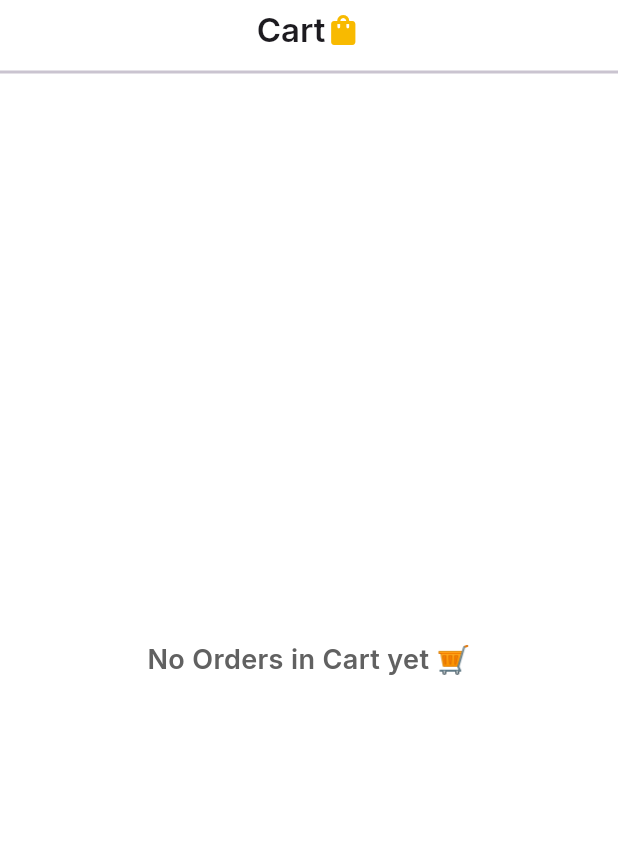
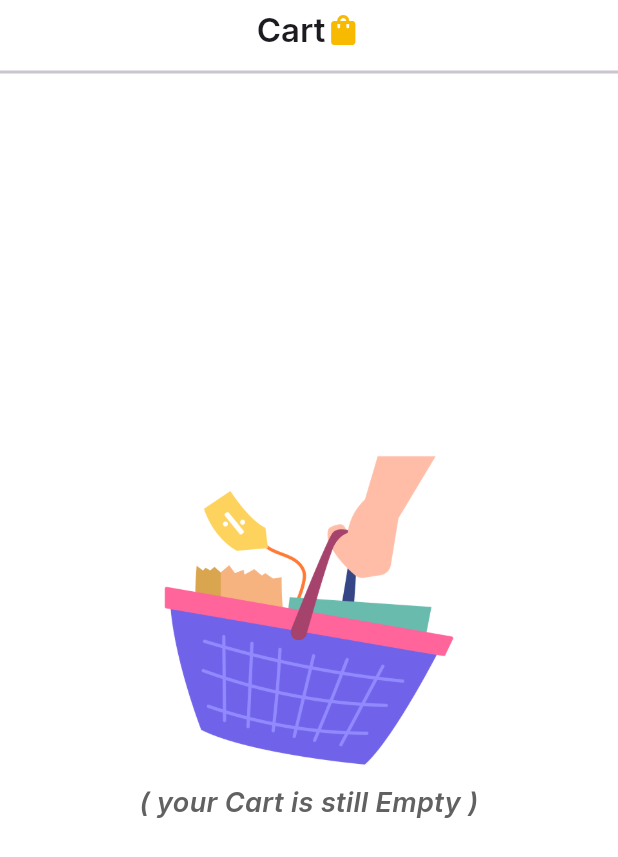
Before and after one commit to FrancescoSallia/Yko-s-BBQ-Chicken, a Flutter app: the CartPage screen opened directly, on a phone screen of 412 x 824 dp. Shown: the top 857 px of the screen. Run offline on Flutter 3.47's test engine with Material 3 defaults, Android fonts, the phone set to English and light mode, and no system bars; our stand-ins replace cloud_firestore, firebase_auth, firebase_core, flutter_dash, google_fonts, logger and 1 more; missing offline and left inert: animated_snack_bar, flutter_floating_bottom_bar, flutter_icon_snackbar; accounts and stored records are empty.

Commit message:
empty lists placeholder

```diff
--- a/lib/Pages/Ordering/cart_page.dart
+++ b/lib/Pages/Ordering/cart_page.dart
@@ -53,11 +53,22 @@ class _CartPageState extends State<CartPage> {
             cartItems.isEmpty
                 // 🛒 Wenn leer
                 ? Center(
-                  child: Padding(
-                    padding: const EdgeInsets.all(10.0),
-                    child: Text(
-                      "No Orders in Cart yet 🛒",
+                  child: Column(
+                    mainAxisAlignment: MainAxisAlignment.center,
+                    children: [
+                      SizedBox(
+                        height: 220,
+                        width: 220,
+                        child: Opacity(
+                          opacity: 0.8,
+                          child: Image.asset("lib/img/besorgen.png"),
+                        ),
+                      ),
+                      SizedBox(height: 5),
+                      Text(
+                        "( your Cart is still Empty )",
                         style: GoogleFonts.inter(
+                          fontStyle: FontStyle.italic,
                           fontSize: 18,
                           fontWeight: FontWeight.w600,
                           color: Colors.grey[700],
@@ -65,6 +76,8 @@ class _CartPageState extends State<CartPage> {
                         textAlign: TextAlign.center,
                         softWrap: true,
                       ),
+                      SizedBox(height: 35),
+                    ],
                   ),
                 )
                 // ✅ Wenn nicht leer
```
Also changed, not shown: lib/Pages/Home/favorited_page.dart (+13 -10 lines), lib/Pages/Timer/order_page.dart (+50 -6 lines), lib/img/besorgen.png (added), lib/img/expresszustellung.png (added), lib/img/lebensmittellieferservice.png (added). Lines whose indentation alone changed are shown as unchanged.
